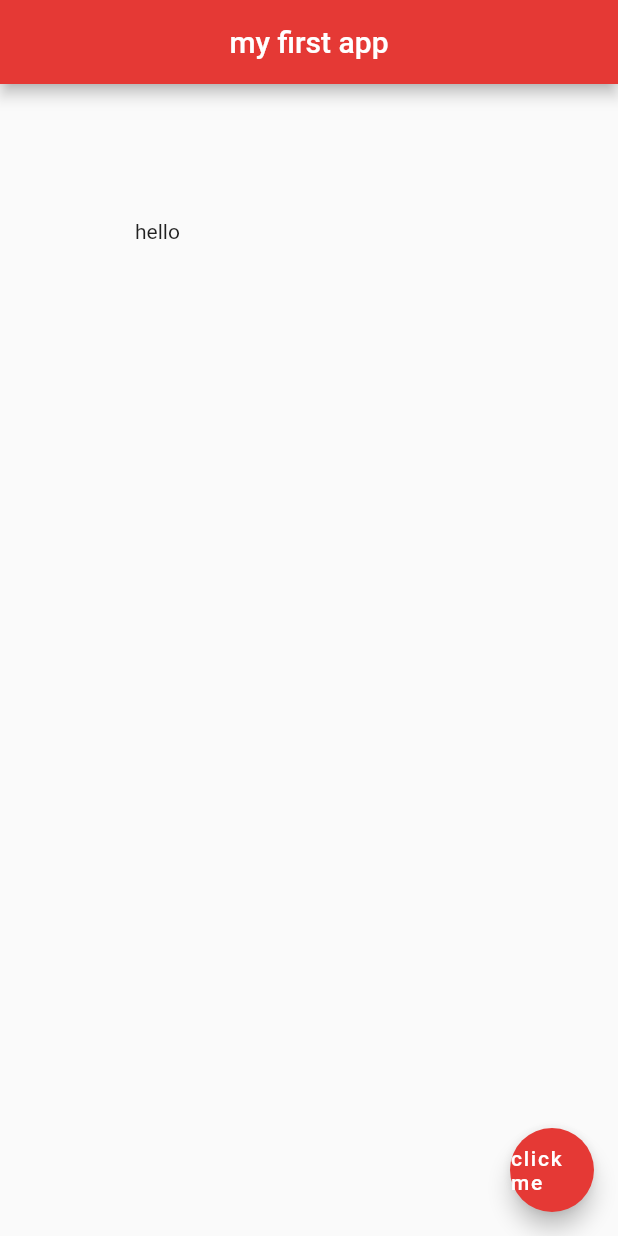
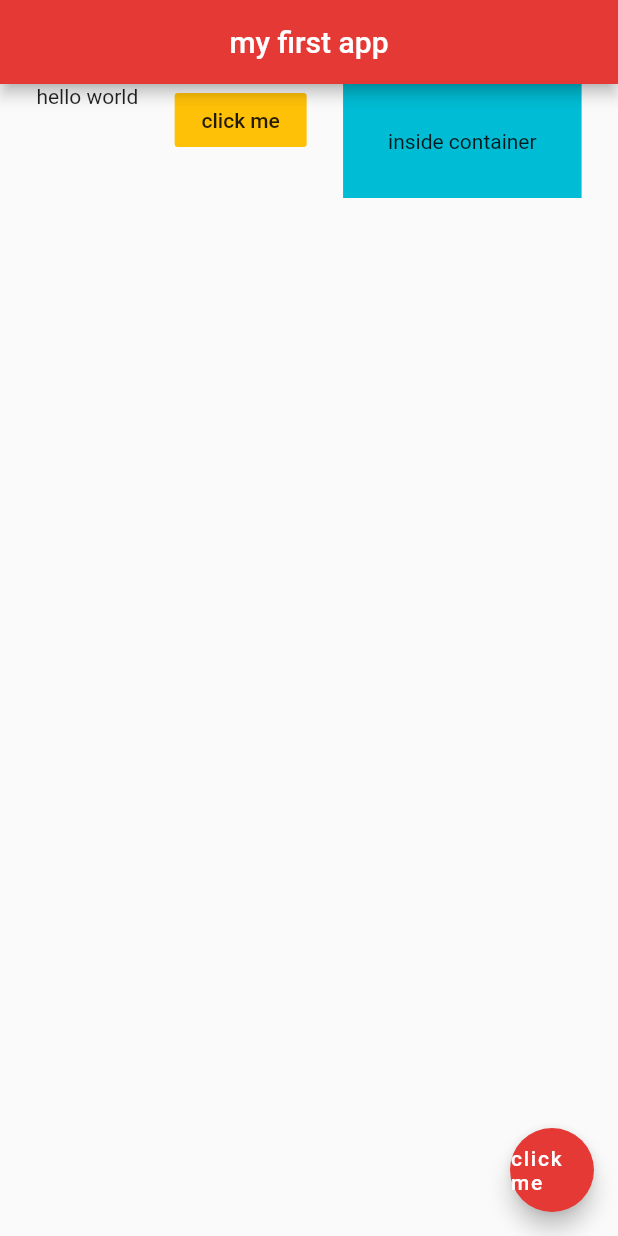
Before and after one commit to mvreisg/aprendizado_flutter, a Flutter app: the screen it shows after launch, on a phone screen of 412 x 824 dp. Run offline on Flutter 3.47's test engine with Material 2 defaults, Android fonts, the phone set to English and light mode, and no system bars.

Commit message:
end of tutorial 11

```diff
--- a/myapp/lib/main.dart
+++ b/myapp/lib/main.dart
@@ -16,9 +16,22 @@ class Home extends StatelessWidget {
         centerTitle: true,
         backgroundColor: Colors.red[600],
       ),
-      body: Padding(
-        padding: EdgeInsets.all(90.0),
-        child: Text('hello'),
+      body: Row(
+        mainAxisAlignment: MainAxisAlignment.spaceEvenly,
+        crossAxisAlignment: CrossAxisAlignment.start,
+        children: <Widget>[
+          Text('hello world'),
+          FlatButton(
+            onPressed: () {},
+            color: Colors.amber,
+            child: Text('click me'),
+          ),
+          Container(
+            color: Colors.cyan,
+            padding: EdgeInsets.all(30.0),
+            child: Text('inside container'),
+          ),
+        ],
       ),
       floatingActionButton: FloatingActionButton(
         onPressed: () {},
```
